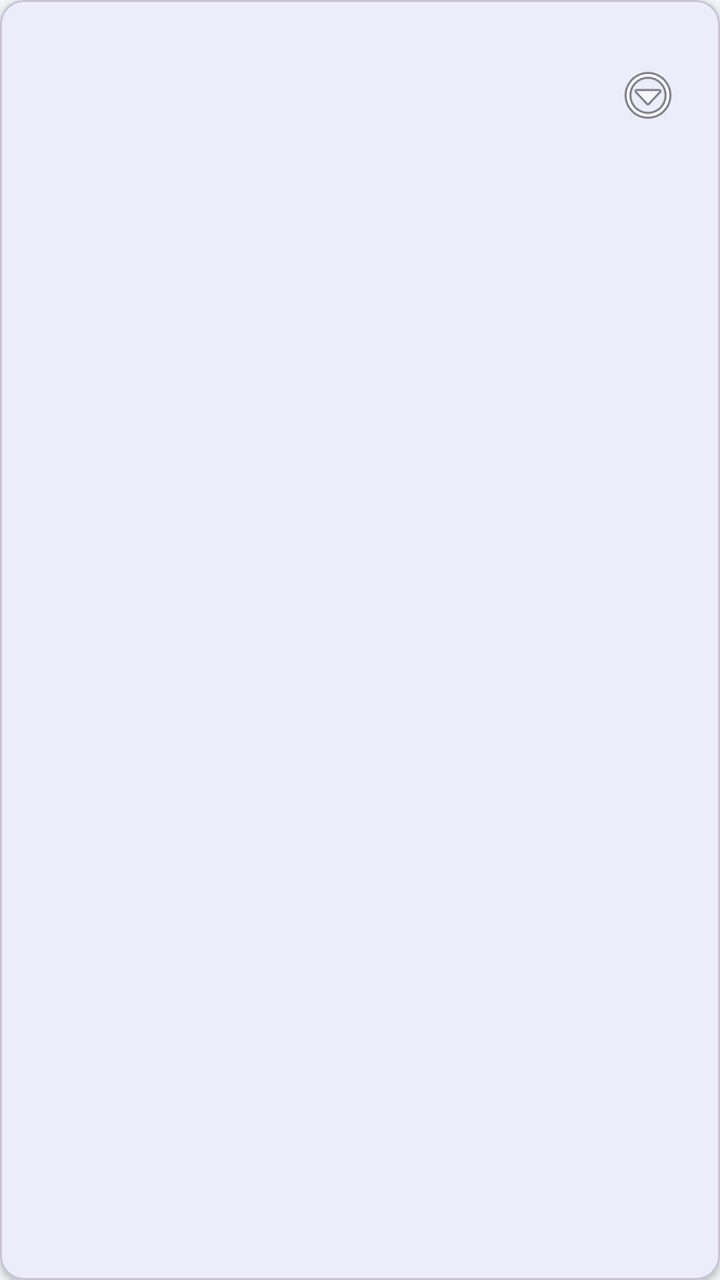
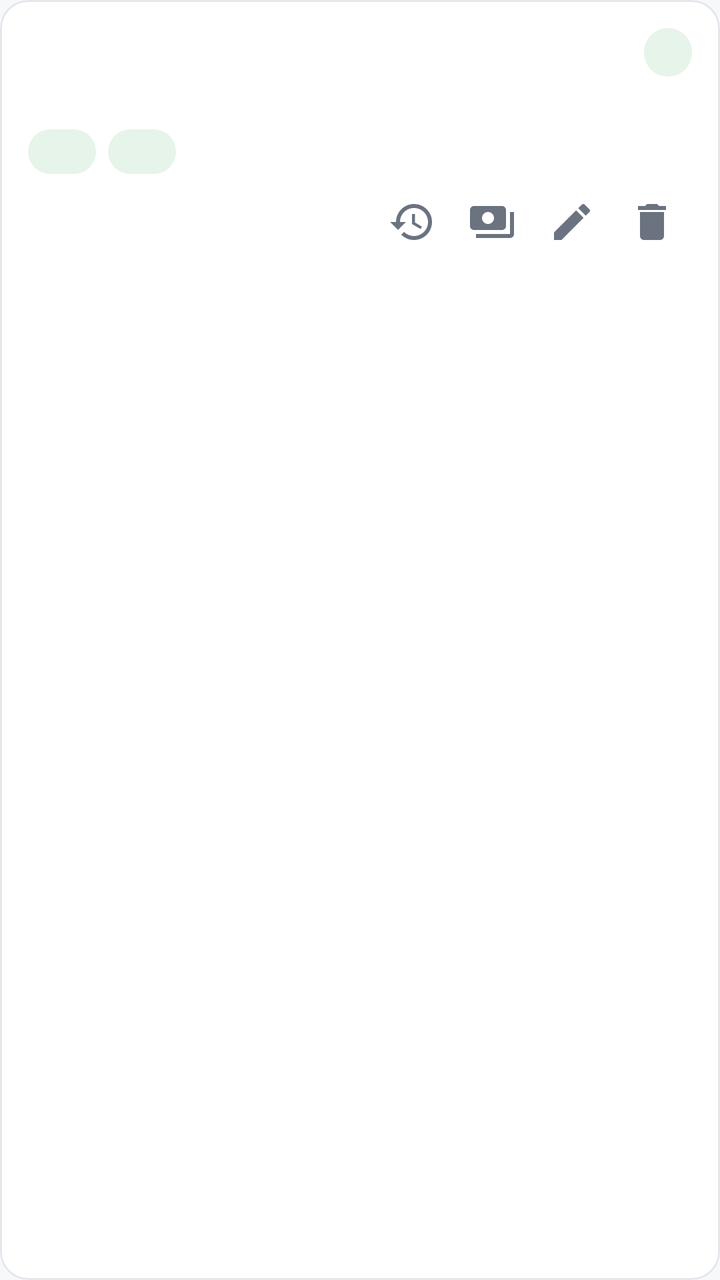

Compare the two renders of this Android layout. The source of the first and the diff that turns it into the second are given below.
<!-- AndroidManifest.xml: application theme Theme.SalesApp -->
<!-- res/layout/item_inventory.xml -->
<?xml version="1.0" encoding="utf-8"?>
<com.google.android.material.card.MaterialCardView
    xmlns:android="http://schemas.android.com/apk/res/android"
    xmlns:app="http://schemas.android.com/apk/res-auto"
    android:layout_width="match_parent"
    android:layout_height="wrap_content"
    android:layout_marginHorizontal="12dp"
    android:layout_marginVertical="6dp"
    app:cardCornerRadius="12dp"
    app:cardElevation="2dp">

    <LinearLayout
        android:layout_width="match_parent"
        android:layout_height="wrap_content"
        android:orientation="horizontal"
        android:gravity="center_vertical"
        android:padding="16dp">

        <LinearLayout
            android:layout_width="0dp"
            android:layout_height="wrap_content"
            android:layout_weight="1"
            android:orientation="vertical">

            <TextView
                android:id="@+id/tvName"
                android:layout_width="wrap_content"
                android:layout_height="wrap_content"
                android:textSize="16sp"
                android:textStyle="bold"
                android:textColor="@color/text_primary" />

            <TextView
                android:id="@+id/tvPath"
                android:layout_width="wrap_content"
                android:layout_height="wrap_content"
                android:layout_marginTop="2dp"
                android:textColor="@color/text_secondary"
                android:textSize="12sp" />

            <TextView
                android:id="@+id/tvMeta"
                android:layout_width="match_parent"
                android:layout_height="wrap_content"
                android:layout_marginTop="6dp"
                android:textColor="@color/primary"
                android:textSize="13sp" />
        </LinearLayout>

        <ImageButton
            android:id="@+id/btnMenu"
            android:layout_width="40dp"
            android:layout_height="40dp"
            android:background="?attr/selectableItemBackgroundBorderless"
            android:src="@android:drawable/ic_menu_more"
            android:contentDescription="Options" />
    </LinearLayout>
</com.google.android.material.card.MaterialCardView>
<!-- resources referenced by this layout -->
<resources>
  <color name="primary">#1565C0</color>
  <color name="text_primary">#FF1A1A1A</color>
  <color name="text_secondary">#FF6B6B6B</color>
  <style name="Theme.SalesApp" parent="Theme.Material3.DayNight.NoActionBar">
          <item name="colorPrimary">@color/primary</item>
          <item name="colorPrimaryDark">@color/primary_dark</item>
          <item name="colorPrimaryVariant">@color/primary_variant</item>
          <item name="colorOnPrimary">@color/white</item>
          <item name="colorSecondary">@color/accent</item>
          <item name="colorOnSecondary">@color/white</item>
          <item name="android:statusBarColor">@color/primary_dark</item>
          <item name="android:windowBackground">@color/bg</item>
      </style>
  <color name="primary_dark">#0D47A1</color>
  <color name="accent">#FF6D00</color>
  <color name="bg">#FFF5F6FA</color>
  <!-- unchanged entries left out for length: 2 -->
</resources>

<!-- the commit's change to res/layout/item_inventory.xml (unified diff, before → after) -->
@@ -5,54 +5,111 @@
     android:layout_width="match_parent"
     android:layout_height="wrap_content"
     android:layout_marginHorizontal="12dp"
-    android:layout_marginVertical="6dp"
-    app:cardCornerRadius="12dp"
-    app:cardElevation="2dp">
+    android:layout_marginVertical="5dp"
+    app:cardBackgroundColor="@color/surface"
+    app:cardCornerRadius="14dp"
+    app:cardElevation="0dp"
+    app:strokeColor="@color/divider"
+    app:strokeWidth="1dp">
 
     <LinearLayout
         android:layout_width="match_parent"
         android:layout_height="wrap_content"
-        android:orientation="horizontal"
-        android:gravity="center_vertical"
-        android:padding="16dp">
+        android:orientation="vertical"
+        android:padding="14dp">
 
         <LinearLayout
-            android:layout_width="0dp"
+            android:layout_width="match_parent"
             android:layout_height="wrap_content"
-            android:layout_weight="1"
-            android:orientation="vertical">
+            android:orientation="horizontal"
+            android:gravity="center_vertical">
 
             <TextView
                 android:id="@+id/tvName"
-                android:layout_width="wrap_content"
+                android:layout_width="0dp"
                 android:layout_height="wrap_content"
+                android:layout_weight="1"
                 android:textSize="16sp"
                 android:textStyle="bold"
                 android:textColor="@color/text_primary" />
 
             <TextView
-                android:id="@+id/tvPath"
+                android:id="@+id/tvStatus"
+                style="@style/StatusChip" />
+        </LinearLayout>
+
+        <TextView
+            android:id="@+id/tvPath"
+            android:layout_width="match_parent"
+            android:layout_height="wrap_content"
+            android:layout_marginTop="2dp"
+            android:textColor="@color/text_secondary"
+            android:textSize="12sp" />
+
+        <LinearLayout
+            android:layout_width="match_parent"
+            android:layout_height="wrap_content"
+            android:layout_marginTop="8dp"
+            android:orientation="horizontal"
+            android:gravity="center_vertical">
+
+            <TextView
+                android:id="@+id/tvStock"
+                style="@style/NumberPill"
+                android:layout_marginEnd="6dp" />
+
+            <TextView
+                android:id="@+id/tvTruck"
+                style="@style/NumberPill"
+                android:layout_marginEnd="10dp" />
+
+            <TextView
+                android:id="@+id/tvPrice"
                 android:layout_width="wrap_content"
                 android:layout_height="wrap_content"
-                android:layout_marginTop="2dp"
-                android:textColor="@color/text_secondary"
-                android:textSize="12sp" />
+                android:textSize="14sp"
+                android:textStyle="bold"
+                android:textColor="@color/text_primary" />
+        </LinearLayout>
+
+        <LinearLayout
+            android:layout_width="match_parent"
+            android:layout_height="wrap_content"
+            android:layout_marginTop="4dp"
+            android:orientation="horizontal"
+            android:gravity="end|center_vertical">
 
             <TextView
-                android:id="@+id/tvMeta"
-                android:layout_width="match_parent"
+                android:layout_width="0dp"
                 android:layout_height="wrap_content"
-                android:layout_marginTop="6dp"
-                android:textColor="@color/primary"
-                android:textSize="13sp" />
+                android:layout_weight="1"
+                android:textColor="@color/text_hint"
+                android:textSize="12sp"
+                android:id="@+id/tvUnit" />
+
+            <ImageButton
+                android:id="@+id/btnHistory"
+                style="@style/Widget.SalesApp.IconButton"
+                android:src="@drawable/ic_history"
+                android:contentDescription="Price history" />
+
+            <ImageButton
+                android:id="@+id/btnMovements"
+                style="@style/Widget.SalesApp.IconButton"
+                android:src="@drawable/ic_payments"
+                android:contentDescription="Stock movements" />
+
+            <ImageButton
+                android:id="@+id/btnEdit"
+                style="@style/Widget.SalesApp.IconButton"
+                android:src="@drawable/ic_edit"
+                android:contentDescription="Edit" />
+
+            <ImageButton
+                android:id="@+id/btnToggle"
+                style="@style/Widget.SalesApp.IconButton"
+                android:src="@drawable/ic_delete"
+                android:contentDescription="Delete" />
         </LinearLayout>
-
-        <ImageButton
-            android:id="@+id/btnMenu"
-            android:layout_width="40dp"
-            android:layout_height="40dp"
-            android:background="?attr/selectableItemBackgroundBorderless"
-            android:src="@android:drawable/ic_menu_more"
-            android:contentDescription="Options" />
     </LinearLayout>
 </com.google.android.material.card.MaterialCardView>
<!-- resource entries referenced after the edit -->
@@ -1,21 +1,115 @@
 <!-- resources referenced by this layout -->
 <resources>
-  <color name="primary">#1565C0</color>
-  <color name="text_primary">#FF1A1A1A</color>
-  <color name="text_secondary">#FF6B6B6B</color>
-  <style name="Theme.SalesApp" parent="Theme.Material3.DayNight.NoActionBar">
+  <color name="divider">#FFE4E7EC</color>
+  <color name="surface">#FFFFFFFF</color>
+  <color name="text_hint">#FF9AA0AB</color>
+  <color name="primary">#0D5FCC</color>
+  <color name="text_primary">#FF1A1A22</color>
+  <color name="text_secondary">#FF6B7280</color>
+  <!-- drawable ic_delete (drawable) -->
+  <vector xmlns:android="http://schemas.android.com/apk/res/android"
+      android:width="24dp" android:height="24dp" android:viewportWidth="24" android:viewportHeight="24"
+      android:tint="@color/text_secondary">
+      <path android:fillColor="@android:color/white" android:pathData="M6,19c0,1.1 0.9,2 2,2h8c1.1,0 2,-0.9 2,-2V7H6v12zM19,4h-3.5l-1,-1h-5l-1,1H5v2h14V4z"/>
+  </vector>
+  <!-- drawable ic_edit (drawable) -->
+  <vector xmlns:android="http://schemas.android.com/apk/res/android"
+      android:width="24dp" android:height="24dp" android:viewportWidth="24" android:viewportHeight="24"
+      android:tint="@color/text_secondary">
+      <path android:fillColor="@android:color/white" android:pathData="M3,17.25V21h3.75L17.81,9.94l-3.75,-3.75L3,17.25zM20.71,7.04c0.39,-0.39 0.39,-1.02 0,-1.41l-2.34,-2.34c-0.39,-0.39 -1.02,-0.39 -1.41,0l-1.83,1.83 3.75,3.75 1.83,-1.83z"/>
+  </vector>
+  <!-- drawable ic_history (drawable) -->
+  <vector xmlns:android="http://schemas.android.com/apk/res/android"
+      android:width="24dp" android:height="24dp" android:viewportWidth="24" android:viewportHeight="24"
+      android:tint="@color/text_secondary">
+      <path android:fillColor="@android:color/white" android:pathData="M13,3c-4.97,0 -9,4.03 -9,9H1l3.89,3.89 0.07,0.14L9,12H6c0,-3.87 3.13,-7 7,-7s7,3.13 7,7 -3.13,7 -7,7c-1.93,0 -3.68,-0.79 -4.94,-2.06l-1.42,1.42C8.27,19.99 10.51,21 13,21c4.97,0 9,-4.03 9,-9s-4.03,-9 -9,-9zM12,8v5l4.28,2.54 0.72,-1.21 -3.5,-2.08L13.5,8H12z"/>
+  </vector>
+  <!-- drawable ic_payments (drawable) -->
+  <vector xmlns:android="http://schemas.android.com/apk/res/android"
+      android:width="24dp" android:height="24dp" android:viewportWidth="24" android:viewportHeight="24"
+      android:tint="@color/text_secondary">
+      <path android:fillColor="@android:color/white" android:pathData="M19,14V6c0,-1.1 -0.9,-2 -2,-2H3C1.9,4 1,4.9 1,6v8c0,1.1 0.9,2 2,2h14c1.1,0 2,-0.9 2,-2zM10,13c-1.66,0 -3,-1.34 -3,-3s1.34,-3 3,-3 3,1.34 3,3 -1.34,3 -3,3zM23,7v11c0,1.1 -0.9,2 -2,2H4v-2h17V7h2z"/>
+  </vector>
+  <style name="NumberPill">
+          <item name="android:layout_width">wrap_content</item>
+          <item name="android:layout_height">wrap_content</item>
+          <item name="android:minWidth">34dp</item>
+          <item name="android:paddingHorizontal">10dp</item>
+          <item name="android:paddingVertical">3dp</item>
+          <item name="android:textSize">12sp</item>
+          <item name="android:textStyle">bold</item>
+          <item name="android:gravity">center</item>
+          <item name="android:background">@drawable/pill_green</item>
+          <item name="android:textColor">@color/chip_success_fg</item>
+      </style>
+  <style name="StatusChip">
+          <item name="android:layout_width">wrap_content</item>
+          <item name="android:layout_height">wrap_content</item>
+          <item name="android:paddingHorizontal">12dp</item>
+          <item name="android:paddingVertical">4dp</item>
+          <item name="android:textSize">12sp</item>
+          <item name="android:textStyle">bold</item>
+          <item name="android:gravity">center</item>
+          <item name="android:background">@drawable/chip_success</item>
+          <item name="android:textColor">@color/chip_success_fg</item>
+      </style>
+  <style name="Widget.SalesApp.IconButton">
+          <item name="android:layout_width">40dp</item>
+          <item name="android:layout_height">40dp</item>
+          <item name="android:background">?attr/selectableItemBackgroundBorderless</item>
+          <item name="android:scaleType">centerInside</item>
+          <item name="android:padding">8dp</item>
+      </style>
+  <style name="Theme.SalesApp" parent="Theme.Material3.Light.NoActionBar">
           <item name="colorPrimary">@color/primary</item>
           <item name="colorPrimaryDark">@color/primary_dark</item>
           <item name="colorPrimaryVariant">@color/primary_variant</item>
           <item name="colorOnPrimary">@color/white</item>
-          <item name="colorSecondary">@color/accent</item>
+          <item name="colorSecondary">@color/primary</item>
           <item name="colorOnSecondary">@color/white</item>
-          <item name="android:statusBarColor">@color/primary_dark</item>
+          <item name="colorSurface">@color/surface</item>
+          <item name="colorOnSurface">@color/text_primary</item>
+          <item name="android:colorBackground">@color/bg</item>
+          <item name="android:statusBarColor">@color/surface</item>
+          <item name="android:windowLightStatusBar">true</item>
           <item name="android:windowBackground">@color/bg</item>
+          <item name="materialButtonStyle">@style/Widget.SalesApp.Button</item>
+          <item name="floatingActionButtonStyle">@style/Widget.SalesApp.Fab</item>
       </style>
-  <color name="primary_dark">#0D47A1</color>
-  <color name="accent">#FF6D00</color>
-  <color name="bg">#FFF5F6FA</color>
+  <!-- drawable pill_green (drawable) -->
+  <?xml version="1.0" encoding="utf-8"?>
+  <shape xmlns:android="http://schemas.android.com/apk/res/android" android:shape="rectangle">
+      <solid android:color="@color/chip_success_bg" />
+      <corners android:radius="14dp" />
+  </shape>
+  <color name="chip_success_fg">#FF1E7D34</color>
+  <!-- drawable chip_success (drawable) -->
+  <?xml version="1.0" encoding="utf-8"?>
+  <shape xmlns:android="http://schemas.android.com/apk/res/android" android:shape="rectangle">
+      <solid android:color="@color/chip_success_bg" />
+      <corners android:radius="20dp" />
+  </shape>
+  <color name="primary_dark">#0A4CA3</color>
+  <color name="bg">#FFF7F8FC</color>
+  <style name="Widget.SalesApp.Button" parent="Widget.Material3.Button">
+          <item name="cornerRadius">28dp</item>
+          <item name="android:paddingVertical">12dp</item>
+          <item name="android:textSize">15sp</item>
+          <item name="android:textAllCaps">false</item>
+          <item name="backgroundTint">@color/primary</item>
+      </style>
+  <style name="Widget.SalesApp.Fab" parent="Widget.Material3.FloatingActionButton.Primary">
+          <item name="backgroundTint">@color/primary</item>
+          <item name="tint">@color/white</item>
+          <item name="srcCompat">@drawable/ic_add</item>
+      </style>
+  <color name="chip_success_bg">#FFE6F4EA</color>
+  <!-- drawable ic_add (drawable) -->
+  <vector xmlns:android="http://schemas.android.com/apk/res/android"
+      android:width="24dp" android:height="24dp" android:viewportWidth="24" android:viewportHeight="24"
+      android:tint="@color/white">
+      <path android:fillColor="@android:color/white" android:pathData="M19,13h-6v6h-2v-6H5v-2h6V5h2v6h6v2z"/>
+  </vector>
   <!-- unchanged entries left out for length: 2 -->
 </resources>
 
